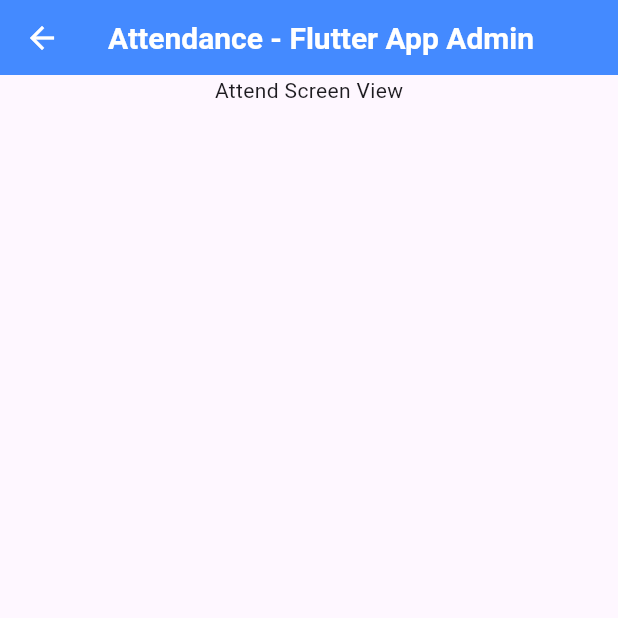
After one commit to hashiifab/flutter-absensi-app, a Flutter app: the screen it shows after launch, after a tap on "Attendance Record", on a phone screen of 412 x 824 dp, the top half of it. The commit adds this screen. Run offline on Flutter 3.47's test engine with Material 3 defaults, Android fonts, the phone set to English and light mode, and no system bars; our stand-ins replace firebase_core; accounts and stored records are empty.

Commit message:
on-tap-homescreen

```diff
--- /dev/null
+++ b/lib/ui/attend/attend_screen.dart
@@ -0,0 +1,44 @@
+import 'package:flutter/material.dart';
+
+class AttendScreen extends StatelessWidget {
+  const AttendScreen({super.key});
+
+  @override
+  Widget build(BuildContext context) {
+    return Scaffold(
+      body: Column(
+        children: [
+          // Header
+          SizedBox(
+            height: 50,
+            child: Scaffold(
+              appBar: AppBar(
+                backgroundColor: Colors.blueAccent,
+                iconTheme: const IconThemeData(color: Colors.white),
+                centerTitle: true,
+                title: const Text(
+                  "Attendance - Flutter App Admin",
+                  style: TextStyle(
+                      fontSize: 20,
+                      fontWeight: FontWeight.bold,
+                      color: Colors.white),
+                ),
+              ),
+            ),
+          ),
+
+          // Content
+          Expanded(
+            child: Column(
+              children: [
+                Expanded(
+                  child: Text('Attend Screen View'),
+                ),
+              ],
+            ),
+          ),
+        ],
+      ),
+    );
+  }
+}
--- a/lib/ui/home_screen.dart
+++ b/lib/ui/home_screen.dart
@@ -1,4 +1,7 @@
 import 'package:flutter/material.dart';
+import 'package:flutter_absensi_app/ui/absent/absent_screen.dart';
+import 'package:flutter_absensi_app/ui/attend/attend_screen.dart';
+import 'package:flutter_absensi_app/ui/attendance_history/attendance_history_screen.dart';
 
 class HomeScreen extends StatelessWidget {
   const HomeScreen({super.key});
@@ -34,6 +37,14 @@
                 Expanded(
                   // efect when click
                   child: InkWell(
+                    highlightColor: Colors.transparent,
+                    splashColor: Colors.transparent,
+                    onTap: () {
+                      Navigator.push(
+                          context,
+                          MaterialPageRoute(
+                              builder: (context) => const AttendScreen()));
+                    },
                     child: const Column(
                       mainAxisAlignment: MainAxisAlignment.center,
                       children: [
@@ -55,6 +66,14 @@
                 ),
                 Expanded(
                   child: InkWell(
+                    highlightColor: Colors.transparent,
+                    splashColor: Colors.transparent,
+                    onTap: () {
+                      Navigator.push(
+                          context,
+                          MaterialPageRoute(
+                              builder: (context) => const AbsentScreen()));
+                    },
                     child: const Column(
                       mainAxisAlignment: MainAxisAlignment.center,
                       children: [
@@ -70,12 +89,23 @@
                             fontWeight: FontWeight.bold,
                           ),
                         ),
+
                       ],
+
                     ),
                   ),
+
                 ),
                 Expanded(
                   child: InkWell(
+                    highlightColor: Colors.transparent,
+                    splashColor: Colors.transparent,
+                    onTap: () {
+                      Navigator.push(
+                          context,
+                          MaterialPageRoute(
+                              builder: (context) => const AttendanceHistoryScreen()));
+                    },
                     child: const Column(
                       mainAxisAlignment: MainAxisAlignment.center,
                       children: [
```
Also changed, not shown: lib/ui/absent/absent_screen.dart (added, +44 -0 lines), lib/ui/attendance_history/attendance_history_screen.dart (added, +44 -0 lines).
